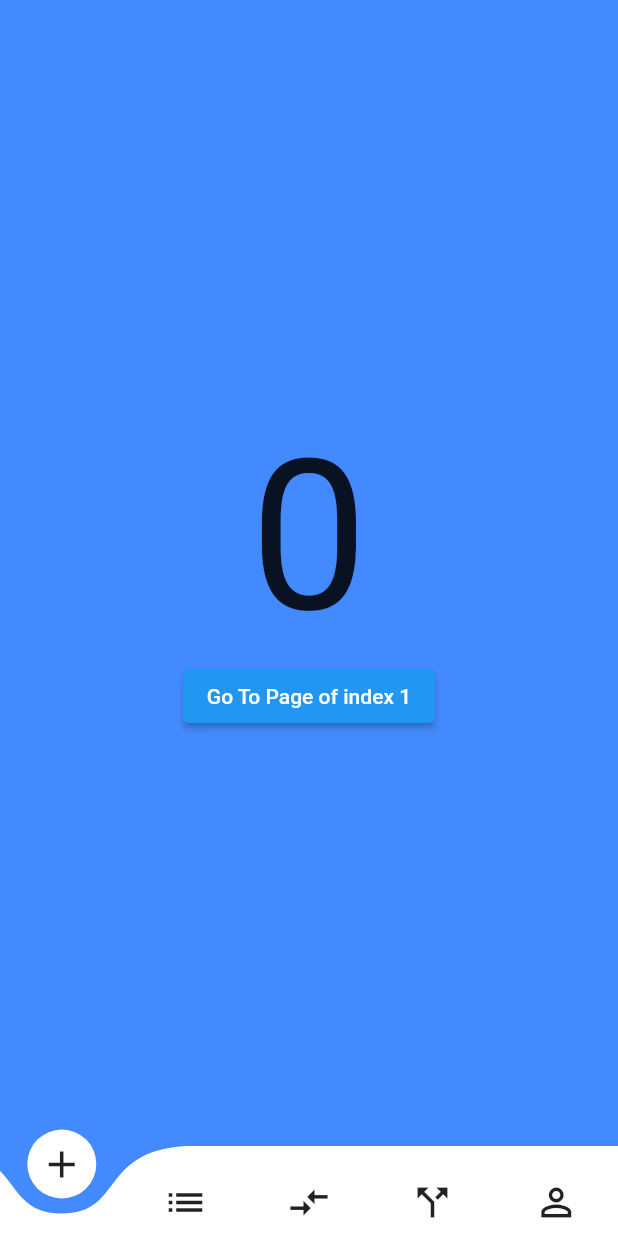
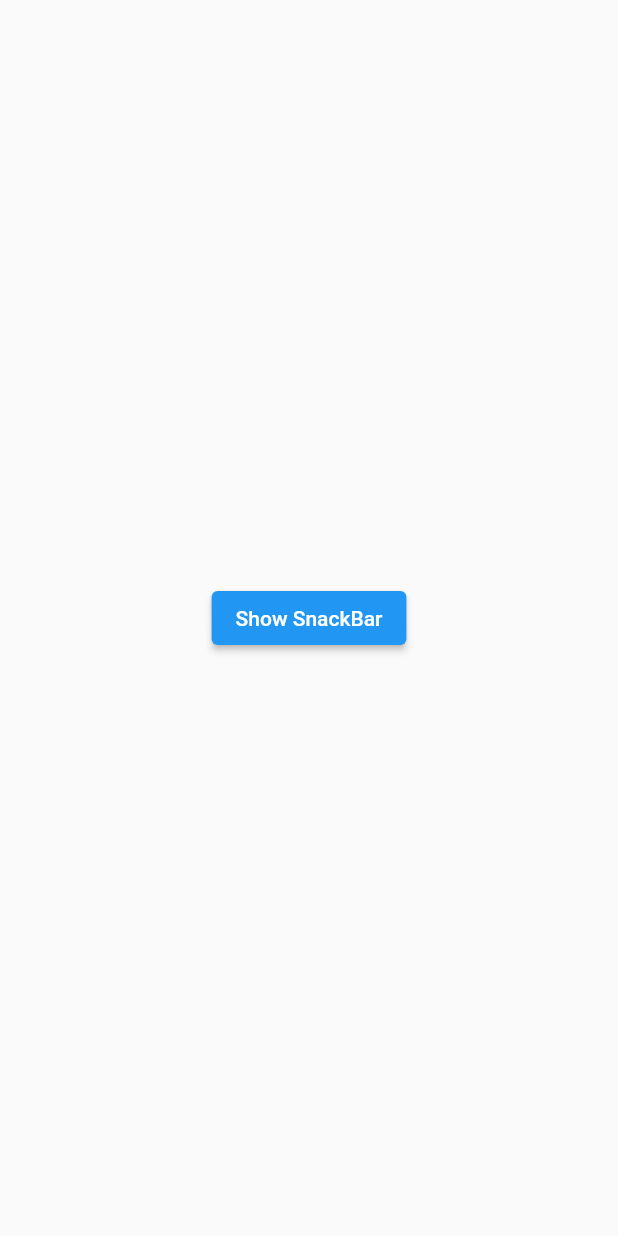
Before and after one commit to arjun-baidya/flutter_learning_materials, a Flutter app: the screen it shows after launch, on a phone screen of 412 x 824 dp. Run offline on Flutter 3.47's test engine with Material 2 defaults, Android fonts, the phone set to English and light mode, and no system bars; drawn by our look-alikes of curved_navigation_bar; our stand-ins replace image_picker, liquid_swipe.

Commit message:
update snack bar

```diff
--- /dev/null
+++ b/lib/flutter_widgets/snackbar_widget.dart
@@ -0,0 +1,32 @@
+import 'package:flutter/material.dart';
+
+class SnackBarWidget extends StatelessWidget {
+  const SnackBarWidget({ Key? key }) : super(key: key);
+
+
+  @override
+  Widget build(BuildContext context) {
+    return  Scaffold(
+      body: Center(
+        child: ElevatedButton(
+          child: const Text('Show SnackBar'),
+          onPressed: () {
+            final snackBar = SnackBar(
+              content: const Text('Yay! A SnackBar!'),
+              action: SnackBarAction(
+                label: 'Undo',
+                onPressed: () {
+                  // Some code to undo the change.
+                },
+              ),
+            );
+
+            // Find the ScaffoldMessenger in the widget tree
+            // and use it to show a SnackBar.
+            ScaffoldMessenger.of(context).showSnackBar(snackBar);
+          },
+        ),
+      ),
+    );
+  }
+}
--- a/lib/main.dart
+++ b/lib/main.dart
@@ -20,6 +20,7 @@ import 'package:flutter_learning_materials/flutter_widgets/row_widget.dart';
 import 'package:flutter_learning_materials/flutter_widgets/safearea_widget.dart';
 import 'package:flutter_learning_materials/flutter_widgets/singlechildscroleview_widget.dart';
 import 'package:flutter_learning_materials/flutter_widgets/sliverappbar_widget.dart';
+import 'package:flutter_learning_materials/flutter_widgets/snackbar_widget.dart';
 import 'package:flutter_learning_materials/flutter_widgets/stack_positioned_floatbutton_widget.dart';
 import 'package:flutter_learning_materials/flutter_widgets/tabbar_widget.dart';
 
@@ -61,7 +62,8 @@ class MyApp extends StatelessWidget {
       // home: const ImagePickerWidget(),
       // home: const ModalBottonWidget(),
       // home: const AlertDialogWidget(),
-      home: const CarvedNavbarWidget(),
+      // home: const CarvedNavbarWidget(),
+      home: const SnackBarWidget(),
     );
   }
 }
--- a/pubspec.yaml
+++ b/pubspec.yaml
@@ -38,6 +38,7 @@ dependencies:
   cupertino_icons: ^1.0.2
   image_picker: ^0.8.5
   curved_navigation_bar: ^1.0.3
+  snack: ^2.0.0
 
 dev_dependencies:
   flutter_test:
```
Also changed, not shown: pubspec.lock.
